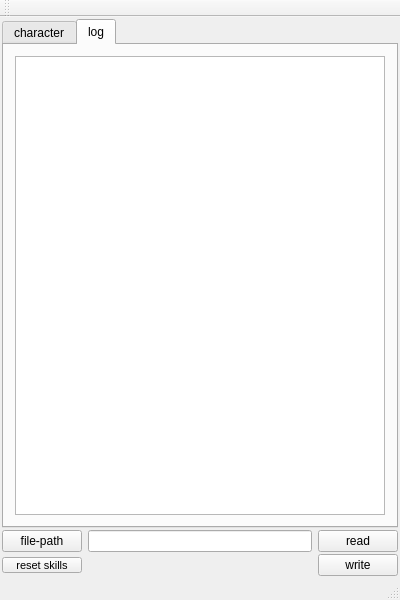
The window that mainwindow.ui (celentanos/tq) describes before a commit, drawn with Qt 5.
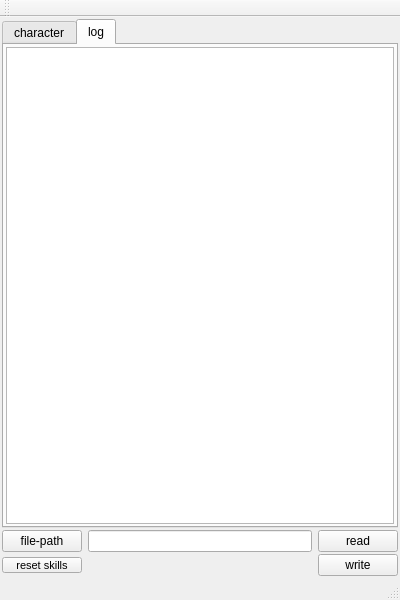
The same window after the commit. The open tabs and pages were chosen to show the change.

Patch:
```diff
--- a/mainwindow.ui
+++ b/mainwindow.ui
@@ -46,6 +46,18 @@
         <string>log</string>
        </attribute>
        <layout class="QVBoxLayout" name="verticalLayout_3">
+        <property name="leftMargin">
+         <number>2</number>
+        </property>
+        <property name="topMargin">
+         <number>2</number>
+        </property>
+        <property name="rightMargin">
+         <number>2</number>
+        </property>
+        <property name="bottomMargin">
+         <number>2</number>
+        </property>
         <item>
          <widget class="QTextBrowser" name="tbLog">
           <property name="font">
```
Left out of the diff: 2 changed lines with no effect on the pictures.
